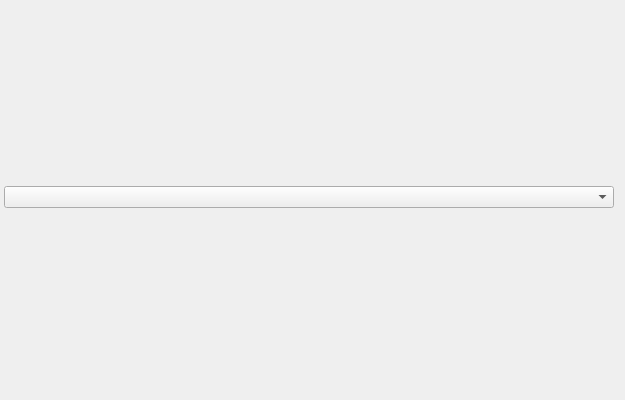
The window that source/cppview.ui (pionere/d1-graphics-tool) describes before a commit, drawn with Qt 5.
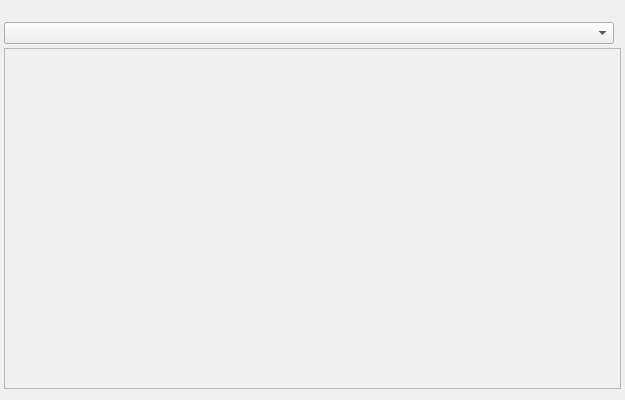
The same window after the commit.

```diff
--- a/source/cppview.ui
+++ b/source/cppview.ui
@@ -35,8 +35,21 @@
     </layout>
    </item>
    <item>
+    <widget class="QScrollArea">
+     <property name="widgetResizable">
+      <bool>true</bool>
+     </property>
     <widget class="QWidget">
+      <property name="geometry">
+       <rect>
+        <x>0</x>
+        <y>0</y>
+        <width>180</width>
+        <height>80</height>
+       </rect>
+      </property>
      <layout class="QGridLayout" name="tableGrid"/>
+     </widget>
     </widget>
    </item>
    <item>
```
Lines whose indentation alone changed are shown as unchanged.
